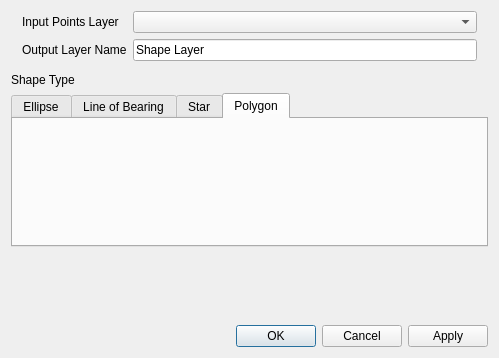
The window that vector2Shape.ui (NationalSecurityAgency/qgis-shapetools-plugin) describes before a commit, drawn with Qt 5.
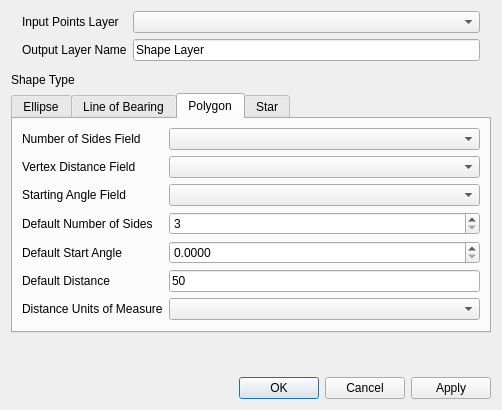
The same window after the commit. The open tabs and pages were chosen to show the change. Custom widgets are drawn as their Qt base class.

Commit message: Added star and polygon shapes

Diff of the .ui file:
```diff
--- a/vector2Shape.ui
+++ b/vector2Shape.ui
@@ -6,8 +6,8 @@
    <rect>
     <x>0</x>
     <y>0</y>
-    <width>499</width>
-    <height>358</height>
+    <width>502</width>
+    <height>410</height>
    </rect>
   </property>
   <property name="windowTitle">
@@ -213,15 +213,218 @@
        </item>
       </layout>
      </widget>
-     <widget class="QWidget" name="star">
-      <attribute name="title">
-       <string>Star</string>
-      </attribute>
-     </widget>
      <widget class="QWidget" name="polygon">
       <attribute name="title">
        <string>Polygon</string>
       </attribute>
+      <layout class="QVBoxLayout" name="verticalLayout_2">
+       <item>
+        <layout class="QFormLayout" name="formLayout_3">
+         <item row="0" column="0">
+          <widget class="QLabel" name="label_4">
+           <property name="text">
+            <string>Number of Sides Field</string>
+           </property>
+          </widget>
+         </item>
+         <item row="0" column="1">
+          <widget class="QComboBox" name="sidesPolyComboBox">
+           <property name="sizePolicy">
+            <sizepolicy hsizetype="Expanding" vsizetype="Fixed">
+             <horstretch>0</horstretch>
+             <verstretch>0</verstretch>
+            </sizepolicy>
+           </property>
+          </widget>
+         </item>
+         <item row="1" column="0">
+          <widget class="QLabel" name="label_5">
+           <property name="text">
+            <string>Vertex Distance Field</string>
+           </property>
+          </widget>
+         </item>
+         <item row="3" column="0">
+          <widget class="QLabel" name="label_6">
+           <property name="text">
+            <string>Default Number of Sides</string>
+           </property>
+          </widget>
+         </item>
+         <item row="2" column="0">
+          <widget class="QLabel" name="label_16">
+           <property name="text">
+            <string>Starting Angle Field</string>
+           </property>
+          </widget>
+         </item>
+         <item row="1" column="1">
+          <widget class="QComboBox" name="distPolyComboBox"/>
+         </item>
+         <item row="2" column="1">
+          <widget class="QComboBox" name="anglePolyComboBox"/>
+         </item>
+         <item row="3" column="1">
+          <widget class="QSpinBox" name="sidesPolySpinBox">
+           <property name="minimum">
+            <number>3</number>
+           </property>
+           <property name="maximum">
+            <number>25</number>
+           </property>
+           <property name="value">
+            <number>3</number>
+           </property>
+          </widget>
+         </item>
+         <item row="4" column="0">
+          <widget class="QLabel" name="label_17">
+           <property name="text">
+            <string>Default Start Angle</string>
+           </property>
+          </widget>
+         </item>
+         <item row="4" column="1">
+          <widget class="QDoubleSpinBox" name="anglePolySpinBox">
+           <property name="decimals">
+            <number>4</number>
+           </property>
+           <property name="maximum">
+            <double>360.000000000000000</double>
+           </property>
+          </widget>
+         </item>
+         <item row="5" column="1">
+          <widget class="QLineEdit" name="distPolyLineEdit">
+           <property name="text">
+            <string>50</string>
+           </property>
+          </widget>
+         </item>
+         <item row="5" column="0">
+          <widget class="QLabel" name="label_11">
+           <property name="text">
+            <string>Default Distance</string>
+           </property>
+          </widget>
+         </item>
+         <item row="6" column="0">
+          <widget class="QLabel" name="label_18">
+           <property name="text">
+            <string>Distance Units of Measure</string>
+           </property>
+          </widget>
+         </item>
+         <item row="6" column="1">
+          <widget class="QComboBox" name="distUnitsPolyComboBox"/>
+         </item>
+        </layout>
+       </item>
+      </layout>
+     </widget>
+     <widget class="QWidget" name="star">
+      <attribute name="title">
+       <string>Star</string>
+      </attribute>
+      <layout class="QVBoxLayout" name="verticalLayout_3">
+       <item>
+        <layout class="QFormLayout" name="formLayout_5">
+         <item row="0" column="0">
+          <widget class="QLabel" name="label_19">
+           <property name="text">
+            <string>Number of Star Points</string>
+           </property>
+          </widget>
+         </item>
+         <item row="0" column="1">
+          <widget class="QSpinBox" name="starPointsSpinBox">
+           <property name="minimum">
+            <number>3</number>
+           </property>
+           <property name="maximum">
+            <number>50</number>
+           </property>
+           <property name="value">
+            <number>5</number>
+           </property>
+          </widget>
+         </item>
+         <item row="2" column="0">
+          <widget class="QLabel" name="label_20">
+           <property name="text">
+            <string>Inner Radius</string>
+           </property>
+          </widget>
+         </item>
+         <item row="3" column="0">
+          <widget class="QLabel" name="label_21">
+           <property name="text">
+            <string>Outer Radius</string>
+           </property>
+          </widget>
+         </item>
+         <item row="4" column="0">
+          <widget class="QLabel" name="label_22">
+           <property name="text">
+            <string>Radius Units of Measure</string>
+           </property>
+          </widget>
+         </item>
+         <item row="4" column="1">
+          <widget class="QComboBox" name="unitsStarComboBox"/>
+         </item>
+         <item row="2" column="1">
+          <widget class="QDoubleSpinBox" name="innerStarRadiusSpinBox">
+           <property name="decimals">
+            <number>6</number>
+           </property>
+           <property name="minimum">
+            <double>-100000000.000000000000000</double>
+           </property>
+           <property name="maximum">
+            <double>100000000.000000000000000</double>
+           </property>
+           <property name="value">
+            <double>20.000000000000000</double>
+           </property>
+          </widget>
+         </item>
+         <item row="3" column="1">
+          <widget class="QDoubleSpinBox" name="outerStarRadiusSpinBox">
+           <property name="decimals">
+            <number>6</number>
+           </property>
+           <property name="minimum">
+            <double>-100000000.000000000000000</double>
+           </property>
+           <property name="maximum">
+            <double>100000000.000000000000000</double>
+           </property>
+           <property name="value">
+            <double>50.000000000000000</double>
+           </property>
+          </widget>
+         </item>
+         <item row="1" column="0">
+          <widget class="QLabel" name="label_23">
+           <property name="text">
+            <string>Starting Angle</string>
+           </property>
+          </widget>
+         </item>
+         <item row="1" column="1">
+          <widget class="QDoubleSpinBox" name="starStartAngleSpinBox">
+           <property name="decimals">
+            <number>4</number>
+           </property>
+           <property name="maximum">
+            <double>360.000000000000000</double>
+           </property>
+          </widget>
+         </item>
+        </layout>
+       </item>
+      </layout>
      </widget>
     </widget>
    </item>
```
The commit also changes 1 other file.
